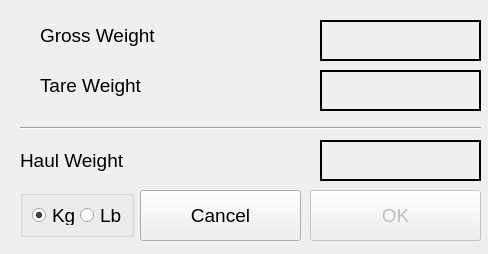
guyuhong/CLAMS, file ui/LoadCellDialog.ui: the form before one commit.
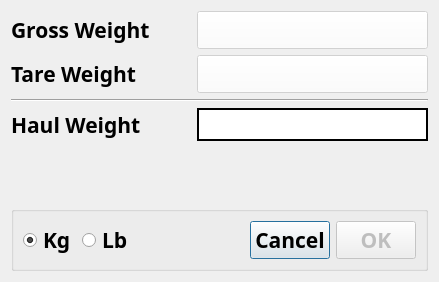
The form after the commit.

Commit message: Finished update to CLAMSHaul and associated dialogs

The edit to the form file:
```diff
--- a/ui/LoadCellDialog.ui
+++ b/ui/LoadCellDialog.ui
@@ -9,187 +9,101 @@
    <rect>
     <x>0</x>
     <y>0</y>
-    <width>488</width>
-    <height>254</height>
+    <width>439</width>
+    <height>282</height>
    </rect>
   </property>
   <property name="windowTitle">
    <string>Load Cell</string>
   </property>
-  <widget class="QLabel" name="grossLabel">
-   <property name="geometry">
-    <rect>
-     <x>320</x>
-     <y>20</y>
-     <width>161</width>
-     <height>41</height>
-    </rect>
+  <layout class="QVBoxLayout" name="verticalLayout">
+   <item>
+    <layout class="QFormLayout" name="formLayout">
+     <item row="0" column="0">
+      <widget class="QLabel" name="label_2">
+       <property name="minimumSize">
+        <size>
+         <width>180</width>
+         <height>0</height>
+        </size>
    </property>
    <property name="font">
     <font>
-     <pointsize>20</pointsize>
-    </font>
-   </property>
-   <property name="autoFillBackground">
-    <bool>true</bool>
-   </property>
-   <property name="frameShape">
-    <enum>QFrame::Box</enum>
-   </property>
-   <property name="lineWidth">
-    <number>2</number>
-   </property>
+         <family>Arial Black</family>
+         <pointsize>16</pointsize>
+         <bold>true</bold>
+        </font>
+       </property>
    <property name="text">
-    <string/>
-   </property>
-  </widget>
-  <widget class="QLabel" name="tareLabel">
-   <property name="geometry">
-    <rect>
-     <x>320</x>
-     <y>70</y>
-     <width>161</width>
-     <height>41</height>
-    </rect>
+        <string>Gross Weight</string>
+       </property>
+      </widget>
+     </item>
+     <item row="1" column="0">
+      <widget class="QLabel" name="label_3">
+       <property name="minimumSize">
+        <size>
+         <width>180</width>
+         <height>0</height>
+        </size>
    </property>
    <property name="font">
     <font>
-     <pointsize>20</pointsize>
-    </font>
-   </property>
-   <property name="autoFillBackground">
-    <bool>true</bool>
-   </property>
-   <property name="frameShape">
-    <enum>QFrame::Box</enum>
-   </property>
-   <property name="lineWidth">
-    <number>2</number>
-   </property>
+         <family>Arial Black</family>
+         <pointsize>16</pointsize>
+         <bold>true</bold>
+        </font>
+       </property>
    <property name="text">
-    <string/>
-   </property>
-  </widget>
-  <widget class="QLabel" name="haulWtLabel">
-   <property name="geometry">
-    <rect>
-     <x>320</x>
-     <y>140</y>
-     <width>161</width>
-     <height>41</height>
-    </rect>
-   </property>
-   <property name="font">
-    <font>
-     <pointsize>20</pointsize>
-    </font>
-   </property>
-   <property name="autoFillBackground">
-    <bool>true</bool>
-   </property>
-   <property name="frameShape">
-    <enum>QFrame::Box</enum>
-   </property>
-   <property name="lineWidth">
-    <number>2</number>
-   </property>
-   <property name="text">
-    <string/>
-   </property>
-  </widget>
-  <widget class="Line" name="line">
-   <property name="geometry">
-    <rect>
-     <x>20</x>
-     <y>120</y>
-     <width>461</width>
-     <height>16</height>
-    </rect>
-   </property>
-   <property name="orientation">
-    <enum>Qt::Horizontal</enum>
-   </property>
-  </widget>
-  <widget class="QPushButton" name="okBtn">
-   <property name="enabled">
-    <bool>false</bool>
-   </property>
-   <property name="geometry">
-    <rect>
-     <x>310</x>
-     <y>190</y>
-     <width>171</width>
-     <height>51</height>
-    </rect>
-   </property>
-   <property name="font">
-    <font>
-     <pointsize>14</pointsize>
-    </font>
-   </property>
-   <property name="text">
-    <string>OK</string>
-   </property>
-  </widget>
-  <widget class="QPushButton" name="cancelBtn">
-   <property name="geometry">
-    <rect>
-     <x>140</x>
-     <y>190</y>
-     <width>161</width>
-     <height>51</height>
-    </rect>
-   </property>
-   <property name="font">
-    <font>
-     <pointsize>14</pointsize>
-    </font>
-   </property>
-   <property name="text">
-    <string>Cancel</string>
-   </property>
-  </widget>
-  <widget class="QPushButton" name="grossBtn">
-   <property name="geometry">
-    <rect>
-     <x>320</x>
-     <y>20</y>
-     <width>161</width>
-     <height>41</height>
-    </rect>
-   </property>
-   <property name="font">
-    <font>
-     <pointsize>14</pointsize>
-    </font>
-   </property>
-   <property name="text">
-    <string/>
-   </property>
-   <property name="autoDefault">
-    <bool>false</bool>
-   </property>
-   <property name="flat">
-    <bool>true</bool>
-   </property>
-  </widget>
+        <string>Tare Weight</string>
+       </property>
+      </widget>
+     </item>
+     <item row="1" column="1">
   <widget class="QPushButton" name="tareBtn">
    <property name="enabled">
     <bool>false</bool>
    </property>
-   <property name="geometry">
-    <rect>
-     <x>320</x>
-     <y>70</y>
-     <width>161</width>
-     <height>41</height>
-    </rect>
-   </property>
+       <property name="font">
+        <font>
+         <family>Arial Black</family>
+         <pointsize>16</pointsize>
+         <bold>true</bold>
+        </font>
+       </property>
+       <property name="styleSheet">
+        <string notr="true">QWidget {
+    background-color: white;
+}</string>
+       </property>
+       <property name="text">
+        <string/>
+       </property>
+       <property name="autoDefault">
+        <bool>false</bool>
+       </property>
+       <property name="flat">
+        <bool>false</bool>
+       </property>
+      </widget>
+     </item>
+     <item row="0" column="1">
+      <widget class="QPushButton" name="grossBtn">
+       <property name="enabled">
+        <bool>false</bool>
+       </property>
    <property name="font">
     <font>
-     <pointsize>14</pointsize>
-    </font>
-   </property>
+         <family>Arial Black</family>
+         <pointsize>16</pointsize>
+         <bold>true</bold>
+        </font>
+       </property>
+       <property name="styleSheet">
+        <string notr="true">QWidget {
+    background-color: white;
+}</string>
+       </property>
    <property name="text">
     <string/>
    </property>
@@ -197,18 +111,88 @@
     <bool>false</bool>
    </property>
    <property name="flat">
-    <bool>true</bool>
-   </property>
-  </widget>
+        <bool>false</bool>
+       </property>
+      </widget>
+     </item>
+    </layout>
+   </item>
+   <item>
+    <widget class="Line" name="line">
+     <property name="orientation">
+      <enum>Qt::Horizontal</enum>
+     </property>
+    </widget>
+   </item>
+   <item>
+    <layout class="QFormLayout" name="formLayout_2">
+     <item row="0" column="0">
+      <widget class="QLabel" name="label">
+       <property name="minimumSize">
+        <size>
+         <width>180</width>
+         <height>0</height>
+        </size>
+       </property>
+       <property name="font">
+        <font>
+         <family>Arial Black</family>
+         <pointsize>16</pointsize>
+         <bold>true</bold>
+        </font>
+       </property>
+       <property name="text">
+        <string>Haul Weight</string>
+       </property>
+      </widget>
+     </item>
+     <item row="0" column="1">
+      <widget class="QLabel" name="haulWtLabel">
+       <property name="font">
+        <font>
+         <family>Arial Black</family>
+         <pointsize>16</pointsize>
+         <bold>true</bold>
+        </font>
+       </property>
+       <property name="autoFillBackground">
+        <bool>false</bool>
+       </property>
+       <property name="styleSheet">
+        <string notr="true">QWidget {
+    background-color: white;
+}</string>
+       </property>
+       <property name="frameShape">
+        <enum>QFrame::Box</enum>
+       </property>
+       <property name="lineWidth">
+        <number>2</number>
+       </property>
+       <property name="text">
+        <string/>
+       </property>
+      </widget>
+     </item>
+    </layout>
+   </item>
+   <item>
+    <spacer name="verticalSpacer">
+     <property name="orientation">
+      <enum>Qt::Vertical</enum>
+     </property>
+     <property name="sizeHint" stdset="0">
+      <size>
+       <width>20</width>
+       <height>40</height>
+      </size>
+     </property>
+    </spacer>
+   </item>
+   <item>
+    <layout class="QHBoxLayout" name="horizontalLayout_2">
+     <item>
   <widget class="QGroupBox" name="groupBox">
-   <property name="geometry">
-    <rect>
-     <x>20</x>
-     <y>190</y>
-     <width>114</width>
-     <height>47</height>
-    </rect>
-   </property>
    <property name="font">
     <font>
      <pointsize>14</pointsize>
@@ -222,7 +206,9 @@
      <widget class="QRadioButton" name="radioKg">
       <property name="font">
        <font>
-        <pointsize>14</pointsize>
+            <family>Arial Black</family>
+            <pointsize>16</pointsize>
+            <bold>true</bold>
        </font>
       </property>
       <property name="text">
@@ -237,7 +223,9 @@
      <widget class="QRadioButton" name="radioLb">
       <property name="font">
        <font>
-        <pointsize>14</pointsize>
+            <family>Arial Black</family>
+            <pointsize>16</pointsize>
+            <bold>true</bold>
        </font>
       </property>
       <property name="text">
@@ -245,62 +233,56 @@
       </property>
      </widget>
     </item>
-   </layout>
-  </widget>
-  <widget class="QLabel" name="label">
-   <property name="geometry">
-    <rect>
-     <x>20</x>
-     <y>140</y>
-     <width>173</width>
-     <height>40</height>
-    </rect>
-   </property>
-   <property name="font">
-    <font>
-     <pointsize>14</pointsize>
-    </font>
-   </property>
-   <property name="text">
-    <string>Haul Weight</string>
-   </property>
-  </widget>
-  <widget class="QLabel" name="label_2">
-   <property name="geometry">
-    <rect>
-     <x>40</x>
-     <y>20</y>
-     <width>121</width>
-     <height>31</height>
-    </rect>
-   </property>
+        <item>
+         <spacer name="horizontalSpacer">
+          <property name="orientation">
+           <enum>Qt::Horizontal</enum>
+          </property>
+          <property name="sizeHint" stdset="0">
+           <size>
+            <width>40</width>
+            <height>20</height>
+           </size>
+          </property>
+         </spacer>
+        </item>
+        <item>
+         <widget class="QPushButton" name="cancelBtn">
    <property name="font">
     <font>
-     <pointsize>14</pointsize>
+            <family>Arial Black</family>
+            <pointsize>16</pointsize>
+            <bold>true</bold>
     </font>
    </property>
    <property name="text">
-    <string>Gross Weight</string>
-   </property>
-  </widget>
-  <widget class="QLabel" name="label_3">
-   <property name="geometry">
-    <rect>
-     <x>40</x>
-     <y>70</y>
-     <width>121</width>
-     <height>31</height>
-    </rect>
+           <string>Cancel</string>
+          </property>
+         </widget>
+        </item>
+        <item>
+         <widget class="QPushButton" name="okBtn">
+          <property name="enabled">
+           <bool>false</bool>
    </property>
    <property name="font">
     <font>
-     <pointsize>14</pointsize>
+            <family>Arial Black</family>
+            <pointsize>16</pointsize>
+            <bold>true</bold>
     </font>
    </property>
    <property name="text">
-    <string>Tare Weight</string>
-   </property>
-  </widget>
+           <string>OK</string>
+          </property>
+         </widget>
+        </item>
+       </layout>
+      </widget>
+     </item>
+    </layout>
+   </item>
+  </layout>
  </widget>
  <resources/>
  <connections/>
```
Lines whose indentation alone changed are shown as unchanged. The commit also changes 6 other files.
